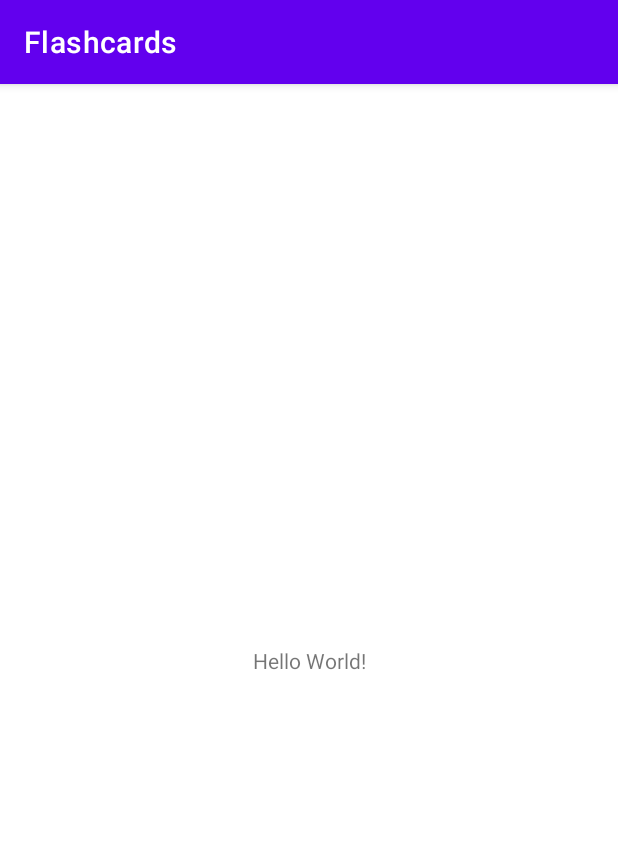
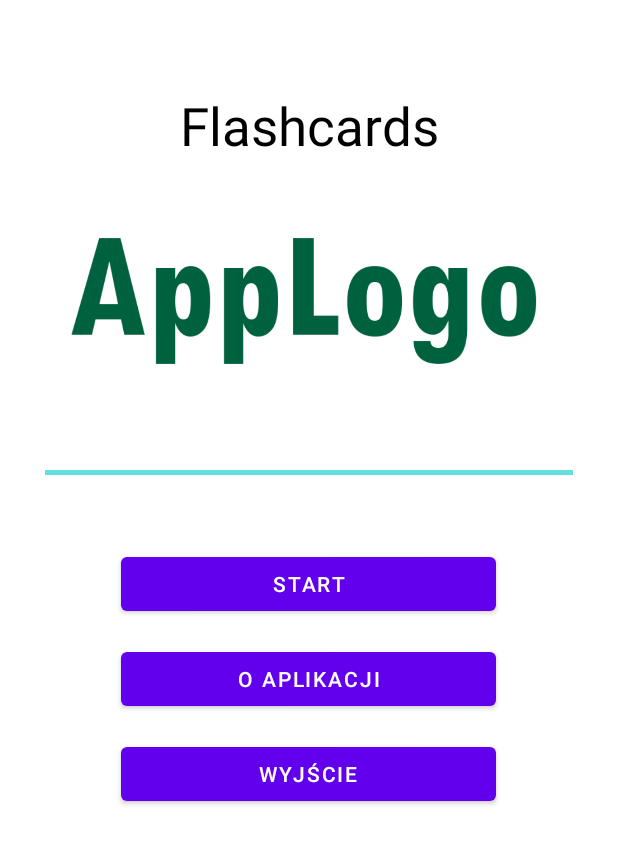
Before and after one commit to ReFZero/Flashcards, an Android app: the screen it shows after launch (MainActivity before the commit, MainMenu after it), on a phone screen of 412 x 824 dp. Shown: the top 844 px of the screen. Run offline under Robolectric (Android 15) with nearby library versions, the phone set to English and light mode, and no system bars.

Commit message:
Added activities - MainMenu, Languages, About. MainMenu has a basic layout. Activities like Languages and About are empty

```diff
--- a/app/build.gradle
+++ b/app/build.gradle
@@ -33,6 +33,8 @@ dependencies {
     implementation 'androidx.appcompat:appcompat:1.6.1'
     implementation 'com.google.android.material:material:1.8.0'
     implementation 'androidx.constraintlayout:constraintlayout:2.1.4'
+    implementation 'androidx.navigation:navigation-fragment:2.5.3'
+    implementation 'androidx.navigation:navigation-ui:2.5.3'
     testImplementation 'junit:junit:4.13.2'
     androidTestImplementation 'androidx.test.ext:junit:1.1.5'
     androidTestImplementation 'androidx.test.espresso:espresso-core:3.5.1'
--- a/app/src/main/AndroidManifest.xml
+++ b/app/src/main/AndroidManifest.xml
@@ -11,8 +11,10 @@
         android:supportsRtl="true"
         android:theme="@style/Theme.Flashcards"
         tools:targetApi="31">
+        <activity android:name=".activity.Languages" />
+        <activity android:name=".activity.About" />
         <activity
-            android:name=".MainActivity"
+            android:name=".activity.MainMenu"
             android:exported="true">
             <intent-filter>
                 <action android:name="android.intent.action.MAIN" />
--- a/app/src/main/java/pl/ReFZero/MainActivity.java
+++ /dev/null
@@ -1,14 +0,0 @@
-package pl.ReFZero;
-
-import androidx.appcompat.app.AppCompatActivity;
-
-import android.os.Bundle;
-
-public class MainActivity extends AppCompatActivity {
-
-    @Override
-    protected void onCreate(Bundle savedInstanceState) {
-        super.onCreate(savedInstanceState);
-        setContentView(R.layout.activity_main);
-    }
-}
--- /dev/null
+++ b/app/src/main/java/pl/ReFZero/activity/About.java
@@ -0,0 +1,13 @@
+package pl.ReFZero.activity;
+
+import android.os.Bundle;
+
+import androidx.annotation.Nullable;
+import androidx.appcompat.app.AppCompatActivity;
+
+public class About extends AppCompatActivity {
+    @Override
+    protected void onCreate(@Nullable Bundle savedInstanceState) {
+        super.onCreate(savedInstanceState);
+    }
+}
--- /dev/null
+++ b/app/src/main/java/pl/ReFZero/activity/Languages.java
@@ -0,0 +1,20 @@
+package pl.ReFZero.activity;
+
+import android.os.Bundle;
+import android.view.View;
+
+import androidx.annotation.Nullable;
+import androidx.appcompat.app.AppCompatActivity;
+
+public class Languages extends AppCompatActivity implements View.OnClickListener {
+
+    @Override
+    protected void onCreate(@Nullable Bundle savedInstanceState) {
+        super.onCreate(savedInstanceState);
+    }
+
+    @Override
+    public void onClick(View view) {
+
+    }
+}
--- /dev/null
+++ b/app/src/main/java/pl/ReFZero/activity/MainMenu.java
@@ -0,0 +1,47 @@
+package pl.ReFZero.activity;
+
+import android.annotation.SuppressLint;
+import android.content.Intent;
+import android.os.Bundle;
+import android.view.View;
+import android.widget.Button;
+
+import androidx.appcompat.app.AppCompatActivity;
+
+import pl.ReFZero.R;
+
+public class MainMenu extends AppCompatActivity implements View.OnClickListener {
+
+    @Override
+    protected void onCreate(Bundle savedInstanceState) {
+        super.onCreate(savedInstanceState);
+        setContentView(R.layout.activity_main);
+
+        Button bStart = findViewById(R.id.bStart);
+        Button bAbout = findViewById(R.id.bAbout);
+        Button bExit = findViewById(R.id.bExit);
+
+        bStart.setOnClickListener(this);
+        bAbout.setOnClickListener(this);
+        bExit.setOnClickListener(this);
+    }
+
+    @SuppressLint("NonConstantResourceId")
+    @Override
+    public void onClick(View view) {
+        switch (view.getId()) {
+            case R.id.bStart:
+                Intent intent = new Intent(this, Languages.class);
+                startActivity(intent);
+                break;
+            case R.id.bAbout:
+                intent = new Intent(this, About.class);
+                startActivity(intent);
+                break;
+            case R.id.bExit:
+                finish();
+                System.exit(0);
+                break;
+        }
+    }
+}
--- a/app/src/main/res/layout/activity_main.xml
+++ b/app/src/main/res/layout/activity_main.xml
@@ -1,18 +1,65 @@
 <?xml version="1.0" encoding="utf-8"?>
-<androidx.constraintlayout.widget.ConstraintLayout xmlns:android="http://schemas.android.com/apk/res/android"
+<LinearLayout xmlns:android="http://schemas.android.com/apk/res/android"
     xmlns:app="http://schemas.android.com/apk/res-auto"
     xmlns:tools="http://schemas.android.com/tools"
     android:layout_width="match_parent"
     android:layout_height="match_parent"
-    tools:context=".MainActivity">
+    android:orientation="vertical"
+    tools:context=".activity.MainMenu">
+
 
     <TextView
+        android:id="@+id/textTitle"
+        android:layout_width="match_parent"
+        android:layout_height="50dp"
+        android:layout_marginTop="60dp"
+        android:text="Flashcards"
+        android:textAlignment="center"
+        android:textColor="#000000"
+        android:textSize="35sp" />
+
+    <ImageView
+        android:id="@+id/imageLogo"
+        android:layout_width="match_parent"
+        android:layout_height="181dp"
+        android:layout_marginHorizontal="30dp"
+        android:src="@drawable/logoplaceholder" />
+
+
+    <View
         android:layout_width="wrap_content"
+        android:layout_height="3dp"
+        android:layout_marginHorizontal="30dp"
+        android:layout_marginTop="10pt"
+        android:layout_marginBottom="15pt"
+        android:background="#64dfdf" />
+
+    <Button
+        android:id="@+id/bStart"
+        android:layout_width="250dp"
         android:layout_height="wrap_content"
-        android:text="Hello World!"
-        app:layout_constraintBottom_toBottomOf="parent"
-        app:layout_constraintEnd_toEndOf="parent"
-        app:layout_constraintStart_toStartOf="parent"
-        app:layout_constraintTop_toTopOf="parent" />
+        android:layout_gravity="center"
+        android:layout_marginTop="15dp"
+        android:text="Start"
+        tools:ignore="MissingConstraints" />
 
-</androidx.constraintlayout.widget.ConstraintLayout>
+    <Button
+        android:id="@+id/bAbout"
+        android:layout_width="250dp"
+        android:layout_height="wrap_content"
+        android:layout_gravity="center"
+        android:layout_marginTop="15dp"
+        android:text="O aplikacji"
+        tools:ignore="MissingConstraints" />
+
+    <Button
+        android:id="@+id/bExit"
+        android:layout_width="250dp"
+        android:layout_height="wrap_content"
+        android:layout_gravity="center"
+        android:layout_marginTop="15dp"
+        android:text="Wyjście"
+        tools:ignore="MissingConstraints" />
+
+
+</LinearLayout>
--- a/app/src/main/res/values/themes.xml
+++ b/app/src/main/res/values/themes.xml
@@ -1,6 +1,10 @@
 <resources xmlns:tools="http://schemas.android.com/tools">
     <!-- Base application theme. -->
     <style name="Theme.Flashcards" parent="Theme.MaterialComponents.DayNight.DarkActionBar">
+        <!-- Remove title bar. -->
+        <item name="windowActionBar">false</item>
+        <item name="windowNoTitle">true</item>
+        <item name="android:windowFullscreen">true</item>
         <!-- Primary brand color. -->
         <item name="colorPrimary">@color/purple_500</item>
         <item name="colorPrimaryVariant">@color/purple_700</item>
```
Also changed, not shown: app/src/main/res/drawable/logoplaceholder.png (added), 1 other file.
